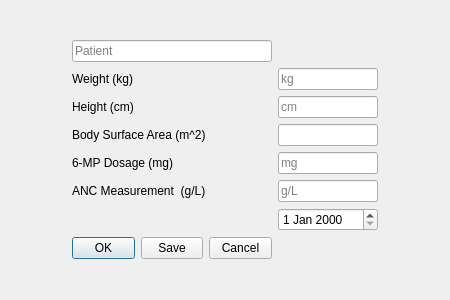
Qt form ui/patientInformationForm.ui (liu-allan/Leukemia-Treatment-Application) before a commit.
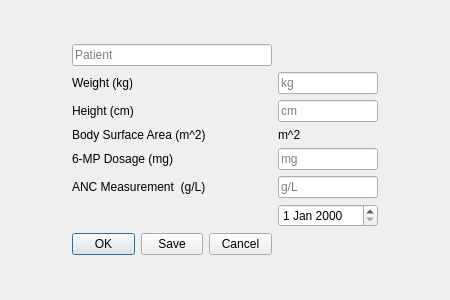
The same form after that commit.

Commit message: Add save text, clear save/error text when changing pages, Use label instead of textedit for BSA

What changed in the file:
```diff
--- a/ui/patientInformationForm.ui
+++ b/ui/patientInformationForm.ui
@@ -58,19 +58,6 @@
      </property>
     </widget>
    </item>
-   <item row="4" column="2">
-    <widget class="QLineEdit" name="bodySurfaceAreaEdit">
-     <property name="maximumSize">
-      <size>
-       <width>100</width>
-       <height>16777215</height>
-      </size>
-     </property>
-     <property name="readOnly">
-      <bool>true</bool>
-     </property>
-    </widget>
-   </item>
    <item row="5" column="1">
     <widget class="QLabel" name="dosageLabel">
      <property name="maximumSize">
@@ -261,6 +248,13 @@
      </property>
     </widget>
    </item>
+   <item row="4" column="2">
+    <widget class="QLabel" name="bodySurfaceAreaMeasurement">
+     <property name="text">
+      <string>m^2</string>
+     </property>
+    </widget>
+   </item>
   </layout>
  </widget>
  <resources/>
```
The commit also changes 1 other file.
